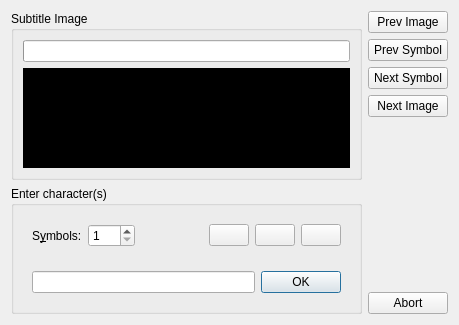
maxrd2/SubtitleComposer, file src/formats/vobsub/vobsubinputprocessdialog.ui: the form before one commit.
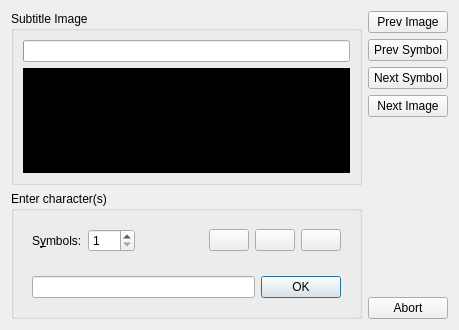
The form after the commit. Icons and pictures are not drawn.

Commit message: Fixed non-translatable strings in .ui files.

Diff of the .ui file:
```diff
--- a/src/formats/vobsub/vobsubinputprocessdialog.ui
+++ b/src/formats/vobsub/vobsubinputprocessdialog.ui
@@ -7,7 +7,7 @@
     <x>0</x>
     <y>0</y>
     <width>459</width>
-    <height>322</height>
+    <height>330</height>
    </rect>
   </property>
   <property name="windowTitle">
```
Left out of the diff: 16 changed lines with no effect on the pictures. The commit also changes 1 other file.
